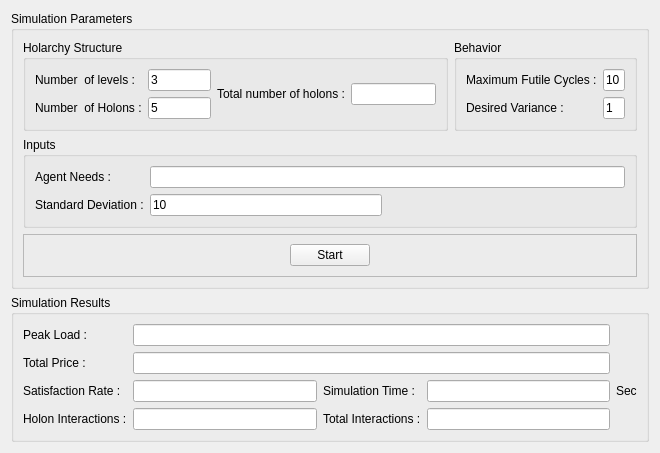
The window that Holonic_Simulation/Simulation/Simulation.ui (nejatafshar/Holonic-Simulation) describes before a commit, drawn with Qt 5.
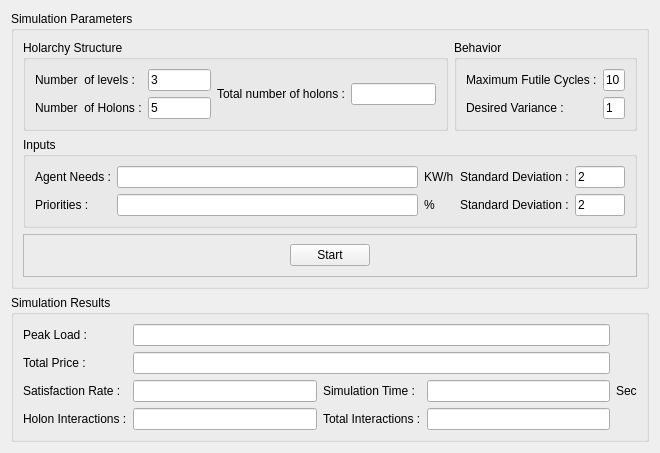
The same window after the commit.

Commit message: Add input parameters to simulation ui

```diff
--- a/Holonic_Simulation/Simulation/Simulation.ui
+++ b/Holonic_Simulation/Simulation/Simulation.ui
@@ -166,40 +166,93 @@
            </property>
           </widget>
          </item>
-         <item row="2" column="2">
-          <spacer name="horizontalSpacer_2">
-           <property name="orientation">
-            <enum>Qt::Horizontal</enum>
-           </property>
-           <property name="sizeHint" stdset="0">
-            <size>
-             <width>40</width>
-             <height>20</height>
-            </size>
-           </property>
-          </spacer>
-         </item>
-         <item row="2" column="0">
+         <item row="1" column="4">
           <widget class="QLabel" name="label_15">
            <property name="text">
             <string>Standard Deviation :</string>
            </property>
           </widget>
          </item>
-         <item row="2" column="1">
-          <widget class="QLineEdit" name="standardDeviation_lineEdit">
+         <item row="1" column="5">
+          <widget class="QLineEdit" name="resourceStandardDeviation_lineEdit">
+           <property name="maximumSize">
+            <size>
+             <width>50</width>
+             <height>16777215</height>
+            </size>
+           </property>
            <property name="text">
-            <string>10</string>
+            <string>2</string>
            </property>
           </widget>
          </item>
-         <item row="1" column="1" colspan="3">
+         <item row="2" column="1" colspan="2">
+          <widget class="QLineEdit" name="priorities_lineEdit">
+           <property name="sizePolicy">
+            <sizepolicy hsizetype="Expanding" vsizetype="Fixed">
+             <horstretch>1</horstretch>
+             <verstretch>0</verstretch>
+            </sizepolicy>
+           </property>
+           <property name="text">
+            <string/>
+           </property>
+          </widget>
+         </item>
+         <item row="2" column="0">
+          <widget class="QLabel" name="label_11">
+           <property name="text">
+            <string>Priorities :</string>
+           </property>
+          </widget>
+         </item>
+         <item row="2" column="5">
+          <widget class="QLineEdit" name="prioritiesStandardDeviation_lineEdit">
+           <property name="maximumSize">
+            <size>
+             <width>50</width>
+             <height>16777215</height>
+            </size>
+           </property>
+           <property name="text">
+            <string>2</string>
+           </property>
+          </widget>
+         </item>
+         <item row="2" column="4">
+          <widget class="QLabel" name="label_16">
+           <property name="text">
+            <string>Standard Deviation :</string>
+           </property>
+          </widget>
+         </item>
+         <item row="2" column="3">
+          <widget class="QLabel" name="label_17">
+           <property name="text">
+            <string>%</string>
+           </property>
+          </widget>
+         </item>
+         <item row="1" column="1" colspan="2">
           <widget class="QLineEdit" name="agentNeeds_lineEdit">
+           <property name="sizePolicy">
+            <sizepolicy hsizetype="Expanding" vsizetype="Fixed">
+             <horstretch>1</horstretch>
+             <verstretch>0</verstretch>
+            </sizepolicy>
+           </property>
            <property name="text">
             <string/>
            </property>
           </widget>
          </item>
+         <item row="1" column="3">
+          <widget class="QLabel" name="label_18">
+           <property name="text">
+            <string>KW/h</string>
+           </property>
+          </widget>
+         </item>
         </layout>
        </widget>
       </item>
```
